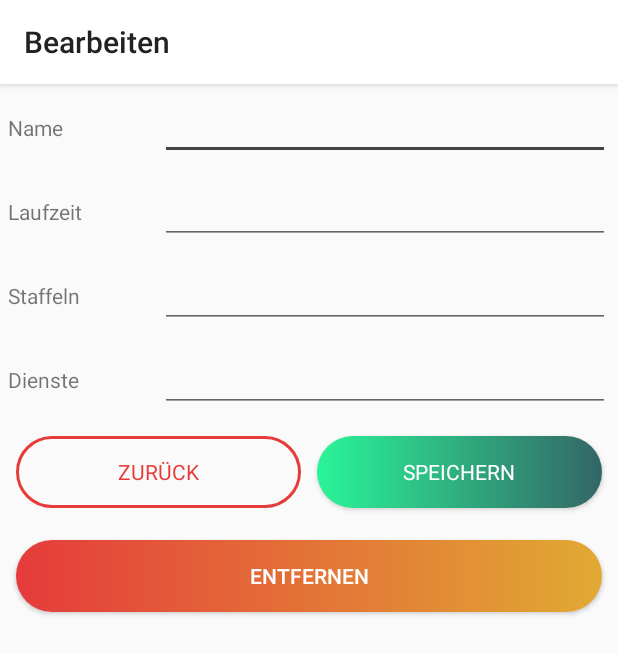
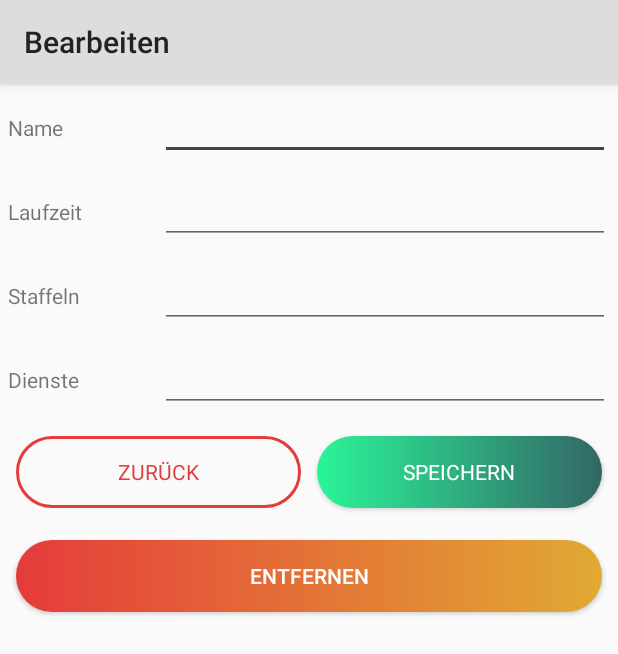
Before and after one commit to CaptainN3ro/EAE, an Android app: the BearbeitenActivity screen opened directly, with no data from a screen before it, on a phone screen of 412 x 824 dp. Shown: the top 654 px of the screen. Run offline under Robolectric (Android 15) with nearby library versions, the phone set to English and light mode, and no system bars; 1 statement that could not run was skipped.

```diff
--- a/app/src/main/res/values/styles.xml
+++ b/app/src/main/res/values/styles.xml
@@ -2,7 +2,7 @@
     <!-- Base application theme. -->
     <style name="AppTheme" parent="Theme.AppCompat.Light.DarkActionBar">
         <!-- Customize your theme here. -->
-        <item name="colorPrimary">#FFFFFF</item>
+        <item name="colorPrimary">#DDDDDD</item>
         <item name="colorPrimaryDark">#444444</item>
         <item name="colorAccent">#444444</item>
 
```
